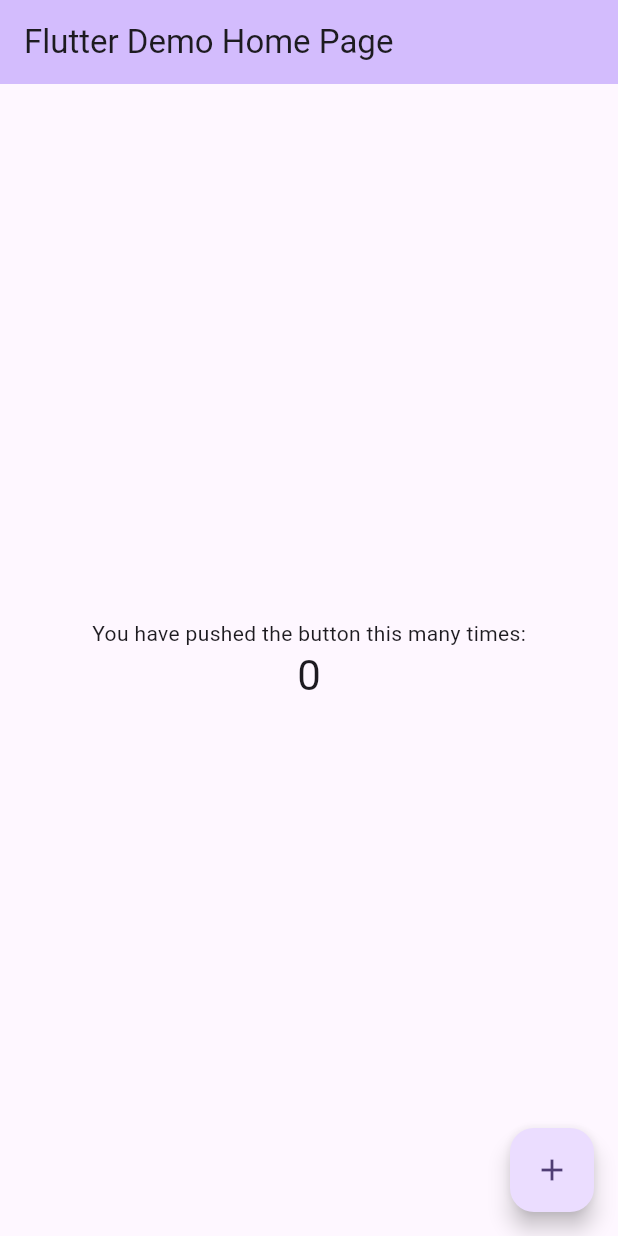
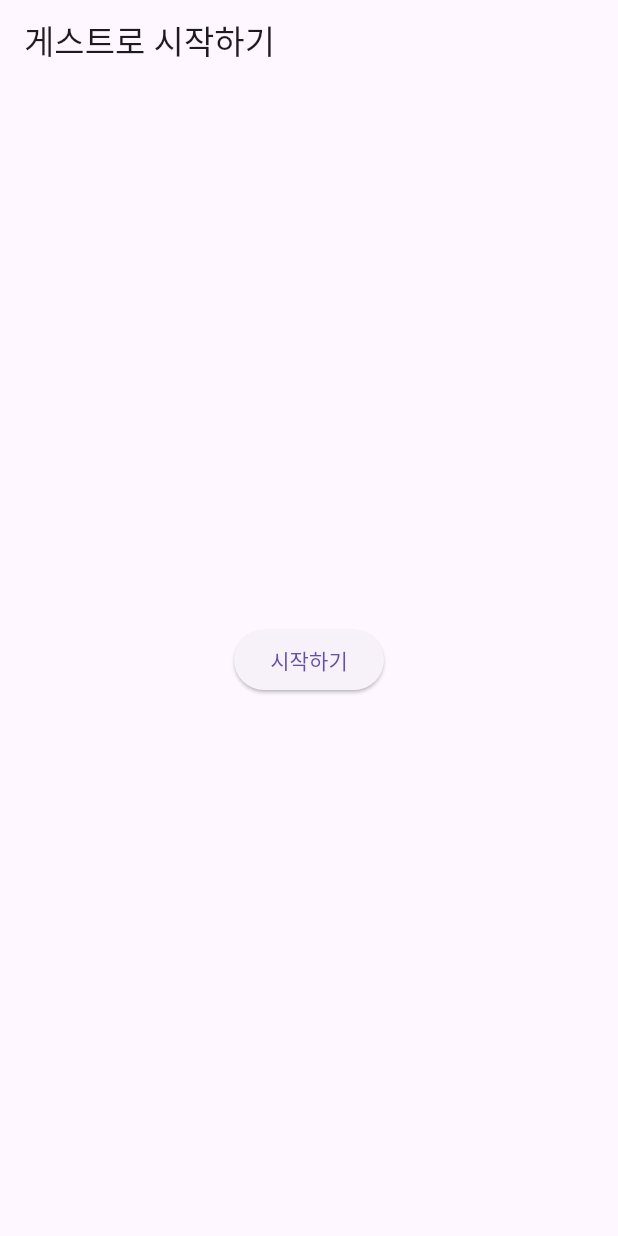
Before and after one commit to seoyeon-haru/flutter_dongneon_app, a Flutter app: the screen it shows after launch, on a phone screen of 412 x 824 dp. Run offline on Flutter 3.47's test engine with Material 3 defaults, Android fonts, the phone set to English and light mode, and no system bars.

Commit message:
add: 디렉토리 수정

```diff
--- a/lib/main.dart
+++ b/lib/main.dart
@@ -1,4 +1,5 @@
 import 'package:flutter/material.dart';
+import 'screens/login/login_page.dart';
 
 void main() {
   runApp(const MyApp());
@@ -7,116 +8,10 @@ void main() {
 class MyApp extends StatelessWidget {
   const MyApp({super.key});
 
-  // This widget is the root of your application.
   @override
   Widget build(BuildContext context) {
-    return MaterialApp(
-      title: 'Flutter Demo',
-      theme: ThemeData(
-        // This is the theme of your application.
-        //
-        // TRY THIS: Try running your application with "flutter run". You'll see
-        // the application has a purple toolbar. Then, without quitting the app,
-        // try changing the seedColor in the colorScheme below to Colors.green
-        // and then invoke "hot reload" (save your changes or press the "hot
-        // reload" button in a Flutter-supported IDE, or press "r" if you used
-        // the command line to start the app).
-        //
-        // Notice that the counter didn't reset back to zero; the application
-        // state is not lost during the reload. To reset the state, use hot
-        // restart instead.
-        //
-        // This works for code too, not just values: Most code changes can be
-        // tested with just a hot reload.
-        colorScheme: ColorScheme.fromSeed(seedColor: Colors.deepPurple),
-      ),
-      home: const MyHomePage(title: 'Flutter Demo Home Page'),
+    return const MaterialApp(
+      home: LoginPage(),
     );
   }
 }
-
-class MyHomePage extends StatefulWidget {
-  const MyHomePage({super.key, required this.title});
-
-  // This widget is the home page of your application. It is stateful, meaning
-  // that it has a State object (defined below) that contains fields that affect
-  // how it looks.
-
-  // This class is the configuration for the state. It holds the values (in this
-  // case the title) provided by the parent (in this case the App widget) and
-  // used by the build method of the State. Fields in a Widget subclass are
-  // always marked "final".
-
-  final String title;
-
-  @override
-  State<MyHomePage> createState() => _MyHomePageState();
-}
-
-class _MyHomePageState extends State<MyHomePage> {
-  int _counter = 0;
-
-  void _incrementCounter() {
-    setState(() {
-      // This call to setState tells the Flutter framework that something has
-      // changed in this State, which causes it to rerun the build method below
-      // so that the display can reflect the updated values. If we changed
-      // _counter without calling setState(), then the build method would not be
-      // called again, and so nothing would appear to happen.
-      _counter++;
-    });
-  }
-
-  @override
-  Widget build(BuildContext context) {
-    // This method is rerun every time setState is called, for instance as done
-    // by the _incrementCounter method above.
-    //
-    // The Flutter framework has been optimized to make rerunning build methods
-    // fast, so that you can just rebuild anything that needs updating rather
-    // than having to individually change instances of widgets.
-    return Scaffold(
-      appBar: AppBar(
-        // TRY THIS: Try changing the color here to a specific color (to
-        // Colors.amber, perhaps?) and trigger a hot reload to see the AppBar
-        // change color while the other colors stay the same.
-        backgroundColor: Theme.of(context).colorScheme.inversePrimary,
-        // Here we take the value from the MyHomePage object that was created by
-        // the App.build method, and use it to set our appbar title.
-        title: Text(widget.title),
-      ),
-      body: Center(
-        // Center is a layout widget. It takes a single child and positions it
-        // in the middle of the parent.
-        child: Column(
-          // Column is also a layout widget. It takes a list of children and
-          // arranges them vertically. By default, it sizes itself to fit its
-          // children horizontally, and tries to be as tall as its parent.
-          //
-          // Column has various properties to control how it sizes itself and
-          // how it positions its children. Here we use mainAxisAlignment to
-          // center the children vertically; the main axis here is the vertical
-          // axis because Columns are vertical (the cross axis would be
-          // horizontal).
-          //
-          // TRY THIS: Invoke "debug painting" (choose the "Toggle Debug Paint"
-          // action in the IDE, or press "p" in the console), to see the
-          // wireframe for each widget.
-          mainAxisAlignment: MainAxisAlignment.center,
-          children: <Widget>[
-            const Text('You have pushed the button this many times:'),
-            Text(
-              '$_counter',
-              style: Theme.of(context).textTheme.headlineMedium,
-            ),
-          ],
-        ),
-      ),
-      floatingActionButton: FloatingActionButton(
-        onPressed: _incrementCounter,
-        tooltip: 'Increment',
-        child: const Icon(Icons.add),
-      ), // This trailing comma makes auto-formatting nicer for build methods.
-    );
-  }
-}
--- /dev/null
+++ b/lib/models/user_state.dart
@@ -0,0 +1,25 @@
+class UserState {
+  String address;
+  String sender;
+  String senderId;
+  String profileImgUrl;
+
+  UserState({
+    this.address = '',
+    this.sender = '',
+    this.senderId = '',
+    this.profileImgUrl = '',
+  });
+}
+
+// 사용 예시
+// // 기본값으로 생성
+// UserState user = UserState(); << 빈값''(String)으로 일단 다 들어갑니다
+
+// // 특정 값으로 생성 << 이렇게 초기값을 줄 수 있습니다
+// UserState user = UserState(
+//   address: '부산광역시 동래구 온천동',
+//   sender: '플러터',
+//   senderId: 'user123',
+//   profileImgUrl: 'https://example.com/profile.jpg',
+// );
--- /dev/null
+++ b/lib/repositorys/chat_list_repository.dart
@@ -0,0 +1 @@
+// 채팅 목록 리포지토리
--- /dev/null
+++ b/lib/repositorys/chat_repository.dart
@@ -0,0 +1 @@
+// 채팅 리포지토리
--- /dev/null
+++ b/lib/repositorys/login_repository.dart
@@ -0,0 +1 @@
+// 로그인 리포지토리
--- /dev/null
+++ b/lib/repositorys/welcome_repository.dart
@@ -0,0 +1 @@
+// 환영 화면 리포지토리
--- /dev/null
+++ b/lib/screens/chat/chat_page.dart
@@ -0,0 +1,19 @@
+import 'package:flutter/material.dart';
+import '../../models/user_state.dart';
+
+class ChatPage extends StatelessWidget {
+  const ChatPage({super.key, required this.userState});
+  final UserState userState;
+
+  @override
+  Widget build(BuildContext context) {
+    return Scaffold(
+      appBar: AppBar(
+        title: const Text('채팅'),
+      ),
+      body: const Center(
+        child: Text('채팅'),
+      ),
+    );
+  }
+}
--- /dev/null
+++ b/lib/screens/login/login_page.dart
@@ -0,0 +1,29 @@
+import 'package:flutter/material.dart';
+import '../chat/chat_page.dart';
+import '../../models/user_state.dart';
+
+class LoginPage extends StatelessWidget {
+  const LoginPage({super.key});
+
+  @override
+  Widget build(BuildContext context) {
+    return Scaffold(
+      appBar: AppBar(
+        title: const Text('게스트로 시작하기'),
+      ),
+      body: Center(
+        child: ElevatedButton(
+          onPressed: () {
+            Navigator.push(
+              context,
+              MaterialPageRoute(
+                builder: (context) => ChatPage(userState: UserState()),
+              ),
+            );
+          },
+          child: Text('시작하기'),
+        ),
+      ),
+    );
+  }
+}
--- /dev/null
+++ b/lib/utils/app_theme.dart
@@ -0,0 +1 @@
+// 앱 테마 설정
--- /dev/null
+++ b/lib/utils/constant.dart
@@ -0,0 +1 @@
+// 상수 설정
--- /dev/null
+++ b/lib/view_model/chat_list_view_model.dart
@@ -0,0 +1 @@
+// 채팅 목록 뷰모델
--- /dev/null
+++ b/lib/view_model/chat_view_model.dart
@@ -0,0 +1 @@
+// 채팅 뷰모델
--- /dev/null
+++ b/lib/view_model/login_view_model.dart
@@ -0,0 +1 @@
+// 로그인 뷰모델
--- /dev/null
+++ b/lib/view_model/welcome_view_model.dart
@@ -0,0 +1 @@
+// 환영 화면 뷰모델
--- a/pubspec.yaml
+++ b/pubspec.yaml
@@ -34,6 +34,8 @@ dependencies:
   # The following adds the Cupertino Icons font to your application.
   # Use with the CupertinoIcons class for iOS style icons.
   cupertino_icons: ^1.0.8
+  flutter_riverpod: ^2.6.1
+  dio: ^5.8.0+1
 
 dev_dependencies:
   flutter_test:
@@ -56,6 +58,8 @@ flutter:
   # included with your application, so that you can use the icons in
   # the material Icons class.
   uses-material-design: true
+  assets:
+    - assets/
 
   # To add assets to your application, add an assets section, like this:
   # assets:
```
Also changed, not shown: lib/models/chat_state.dart (added), lib/screens/chat_list/chat_list_page.dart (added), lib/screens/welcome/welcome_page.dart (added).
